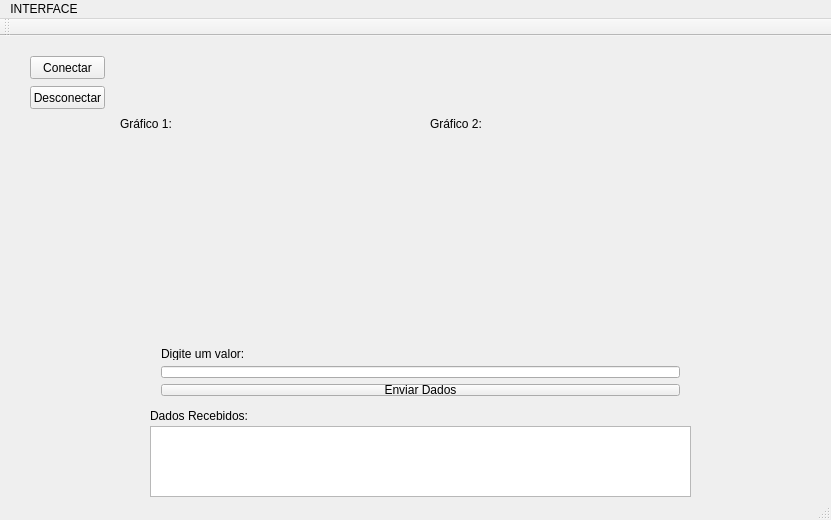
EngineeringLibrary/BibliotecaMatematica, file mainwindow.ui: the form before one commit.
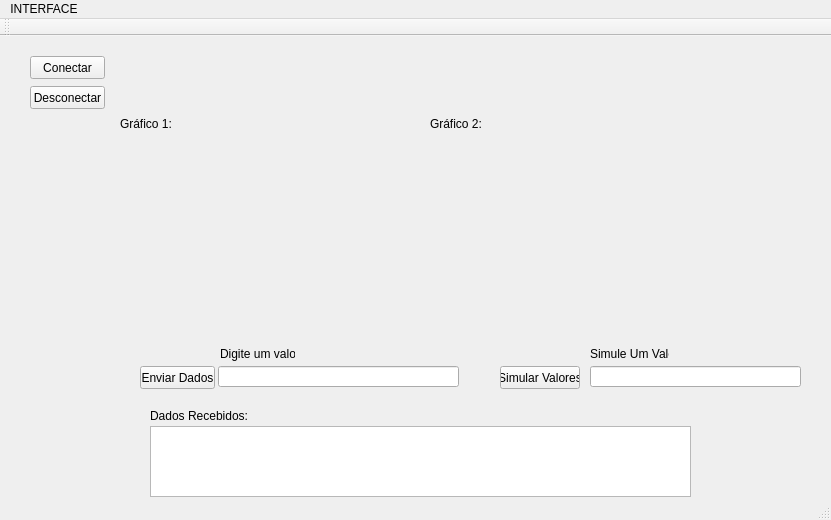
The form after the commit.

Diff of the .ui file:
```diff
--- a/mainwindow.ui
+++ b/mainwindow.ui
@@ -40,35 +40,6 @@
      <string>Gráfico 2:</string>
     </property>
    </widget>
-   <widget class="QWidget" name="layoutWidget">
-    <property name="geometry">
-     <rect>
-      <x>150</x>
-      <y>300</y>
-      <width>541</width>
-      <height>71</height>
-     </rect>
-    </property>
-    <layout class="QVBoxLayout" name="verticalLayout">
-     <item>
-      <widget class="QLabel" name="label_3">
-       <property name="text">
-        <string>Digite um valor:</string>
-       </property>
-      </widget>
-     </item>
-     <item>
-      <widget class="QLineEdit" name="lineEnviarDados"/>
-     </item>
-     <item>
-      <widget class="QPushButton" name="enviarDados">
-       <property name="text">
-        <string>Enviar Dados</string>
-       </property>
-      </widget>
-     </item>
-    </layout>
-   </widget>
    <widget class="QPushButton" name="botaoDesconectar">
     <property name="geometry">
      <rect>
@@ -184,6 +155,78 @@
      </rect>
     </property>
    </widget>
+   <widget class="QLineEdit" name="lineSimular">
+    <property name="geometry">
+     <rect>
+      <x>590</x>
+      <y>330</y>
+      <width>211</width>
+      <height>21</height>
+     </rect>
+    </property>
+   </widget>
+   <widget class="QPushButton" name="simularValores">
+    <property name="geometry">
+     <rect>
+      <x>500</x>
+      <y>330</y>
+      <width>80</width>
+      <height>23</height>
+     </rect>
+    </property>
+    <property name="text">
+     <string>Simular Valores</string>
+    </property>
+   </widget>
+   <widget class="QLabel" name="label_7">
+    <property name="geometry">
+     <rect>
+      <x>590</x>
+      <y>310</y>
+      <width>79</width>
+      <height>16</height>
+     </rect>
+    </property>
+    <property name="text">
+     <string>Simule Um Valor:</string>
+    </property>
+   </widget>
+   <widget class="QLabel" name="label_3">
+    <property name="geometry">
+     <rect>
+      <x>220</x>
+      <y>310</y>
+      <width>75</width>
+      <height>16</height>
+     </rect>
+    </property>
+    <property name="text">
+     <string>Digite um valor:</string>
+    </property>
+   </widget>
+   <widget class="QLineEdit" name="lineEnviarDados">
+    <property name="geometry">
+     <rect>
+      <x>218</x>
+      <y>330</y>
+      <width>241</width>
+      <height>21</height>
+     </rect>
+    </property>
+   </widget>
+   <widget class="QPushButton" name="enviarDados">
+    <property name="geometry">
+     <rect>
+      <x>140</x>
+      <y>330</y>
+      <width>75</width>
+      <height>23</height>
+     </rect>
+    </property>
+    <property name="text">
+     <string>Enviar Dados</string>
+    </property>
+   </widget>
    <zorder>layoutWidget</zorder>
    <zorder>botaoDesconectar</zorder>
    <zorder>layoutWidget</zorder>
```
Left out of the diff: 7 changed lines with no effect on the pictures.
